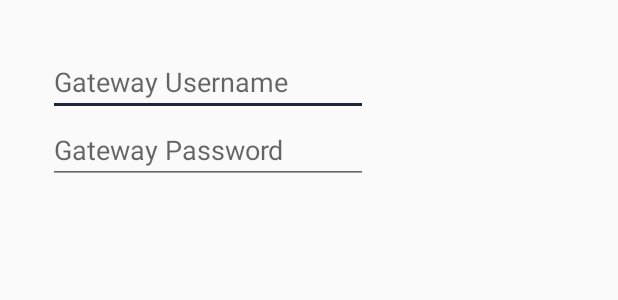
After one commit to Tip2Panel-Inc/Android-App, an Android app: the layout dialog_gateway_login.xml on its own in the app's theme, with its tools: preview values and no code run, on a phone screen of 412 x 824 dp. The commit adds this screen. Shown: the top 300 px of the screen. Run offline under Robolectric (Android 15) with nearby library versions, the phone set to English and light mode, and no system bars.

Commit message:
[ADDED] Dialog box for entering gateway login credentials. [ADDED] Dialog box for invalid gateway credentials

```diff
--- a/app/src/main/java/com/tip2panel/smarthome/dashboard/DashboardPresenter.java
+++ b/app/src/main/java/com/tip2panel/smarthome/dashboard/DashboardPresenter.java
@@ -71,9 +71,10 @@ public class DashboardPresenter implements DashboardContract.MvpPresenter {
             }
 
             @Override
-            public void onFailure(String message) {
+            public void onFailure(int error, AVA88GatewayInfo gatewayInfo) {
                 mDevicesPagerView.showGatewayConnectionErrorDialog();
             }
+
         });
     }
 
--- a/app/src/main/java/com/tip2panel/smarthome/data/source/GatewayDataSource.java
+++ b/app/src/main/java/com/tip2panel/smarthome/data/source/GatewayDataSource.java
@@ -28,7 +28,7 @@ public interface GatewayDataSource {
 
     interface GatewayConnectionCallback{
         void onSuccess(AVA88GatewayInfo ava88GatewayInfo);
-        void onFailure(String message);
+        void onFailure(int error,AVA88GatewayInfo ava88GatewayInfo);
     }
 
     interface LoadDevicesCallback{
--- a/app/src/main/java/com/tip2panel/smarthome/devices/DevicesPagerPresenter.java
+++ b/app/src/main/java/com/tip2panel/smarthome/devices/DevicesPagerPresenter.java
@@ -126,7 +126,7 @@ public class DevicesPagerPresenter implements DevicesPagerContract.MvpPresenter
             }
 
             @Override
-            public void onFailure(String message) {
+            public void onFailure(int error, AVA88GatewayInfo gatewayInfo) {
                 mDevicesPagerView.showGatewayConnectionErrorDialog();
             }
         });
--- a/app/src/main/java/com/tip2panel/smarthome/devices/editMode/DevicesEditModePresenter.java
+++ b/app/src/main/java/com/tip2panel/smarthome/devices/editMode/DevicesEditModePresenter.java
@@ -131,7 +131,7 @@ public class DevicesEditModePresenter implements DevicesEditModeContract.MvpPres
             }
 
             @Override
-            public void onFailure(String message) {
+            public void onFailure(int error, AVA88GatewayInfo gatewayInfo) {
                 mDeviceEditModeView.showGatewayConnectionErrorDialog();
             }
         });
--- a/app/src/main/java/com/tip2panel/smarthome/gateway/GatewayContract.java
+++ b/app/src/main/java/com/tip2panel/smarthome/gateway/GatewayContract.java
@@ -2,6 +2,7 @@ package com.tip2panel.smarthome.gateway;
 
 import android.content.Context;
 
+import com.engkan2kit.ava88.AVA88Gateway;
 import com.engkan2kit.ava88.AVA88GatewayInfo;
 import com.engkan2kit.ava88.AVA88GatewayScanner;
 import com.tip2panel.smarthome.BasePresenter;
@@ -18,6 +19,9 @@ public interface GatewayContract {
         void showConnectionFail();
         void showAvailableGateways(List<AVA88GatewayInfo> gatewayIPs);
         void showOwnedGateways(List<AVA88GatewayInfo> gatewayIPs);
+        void showGatewayNotOnlineDialog();
+        void showInvalidGatewayCredentialsDialog(AVA88GatewayInfo ava88GatewayInfo);
+        void showGatewayLoginDialog(AVA88GatewayInfo ava88GatewayInfo);
         void showNoAvailableGateway(boolean show);
         void ShowNoOwnedGateway(boolean show);
         void isActive();
--- /dev/null
+++ b/app/src/main/res/layout/dialog_gateway_login.xml
@@ -0,0 +1,26 @@
+<?xml version="1.0" encoding="utf-8"?>
+<LinearLayout xmlns:android="http://schemas.android.com/apk/res/android"
+    android:layout_width="wrap_content"
+    android:layout_height="wrap_content"
+    android:layout_margin="@dimen/fab_margin"
+    android:orientation="vertical"
+    android:padding="@dimen/fab_margin">
+
+    <EditText
+        android:id="@+id/usernameEditText"
+        android:layout_width="match_parent"
+        android:layout_height="wrap_content"
+        android:ems="10"
+        android:hint="@string/gateway_username"
+        android:inputType="text"
+        android:singleLine="true" />
+
+    <EditText
+        android:id="@+id/passwordEditText"
+        android:layout_width="match_parent"
+        android:layout_height="wrap_content"
+        android:ems="10"
+        android:hint="@string/gateway_password"
+        android:inputType="textPassword" />
+
+</LinearLayout>
--- a/app/src/main/res/values/strings.xml
+++ b/app/src/main/res/values/strings.xml
@@ -86,6 +86,8 @@
 
     <string name="msg_gateway_error">Gateway error</string>
     <string name="msg_gateway_not_found_try_again">Please ensure that the gateway is plugged in and connected to your network.</string>
+    <string name="msg_invalid_gateway_credentials">The username or password entered is incorrect!</string>
+    <string name="dialog_login">Login to Gateway</string>
     <string name="available">Available</string>
     <string name="owned">Owned</string>
 
@@ -102,4 +104,7 @@
 
     <string name="change_location_selection">Move Device(s) to:</string>
 
+    <string name="gateway_username">Gateway Username</string>
+    <string name="gateway_password">Gateway Password</string>
+
 </resources>
```
Also changed, not shown: app/libs/ava88/src/main/java/com/engkan2kit/ava88/AVA88Gateway.java (+44 -1 lines), app/src/main/java/com/tip2panel/smarthome/data/source/local/GatewayLocalDataSource.java (+33 -11 lines), app/src/main/java/com/tip2panel/smarthome/gateway/GatewayFragment.java (+54 -6 lines), app/src/main/java/com/tip2panel/smarthome/gateway/GatewayPresenter.java (+18 -7 lines), app/src/main/java/com/tip2panel/smarthome/utils/DialogUtilities.java (+67 -1 lines), 1453 other files.
